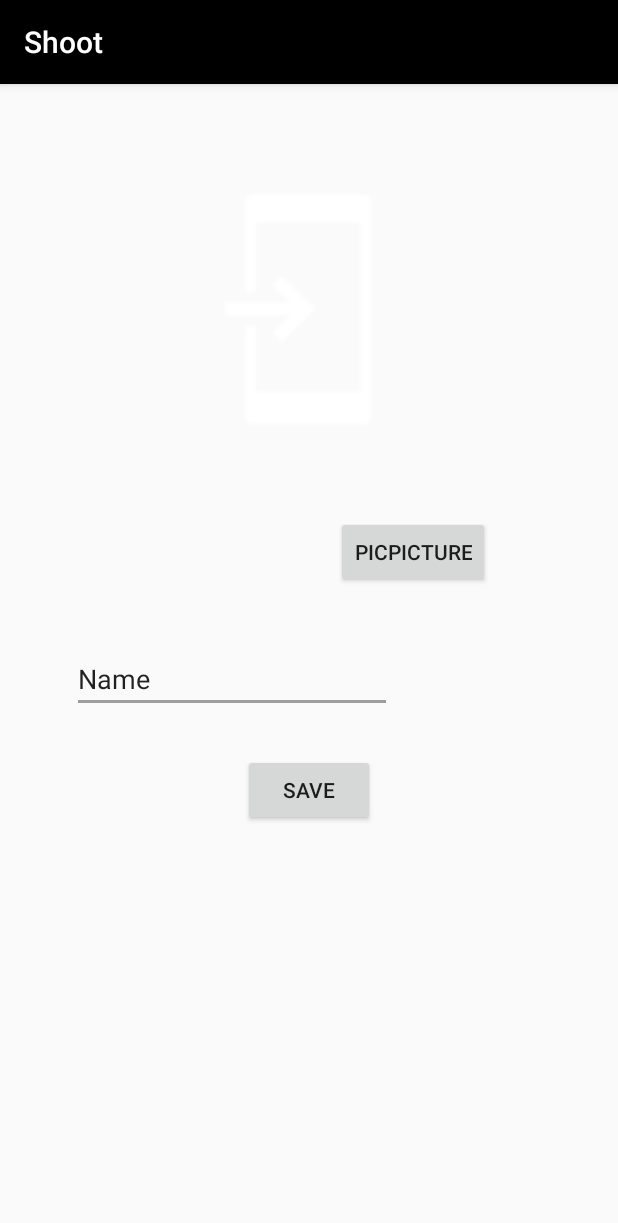
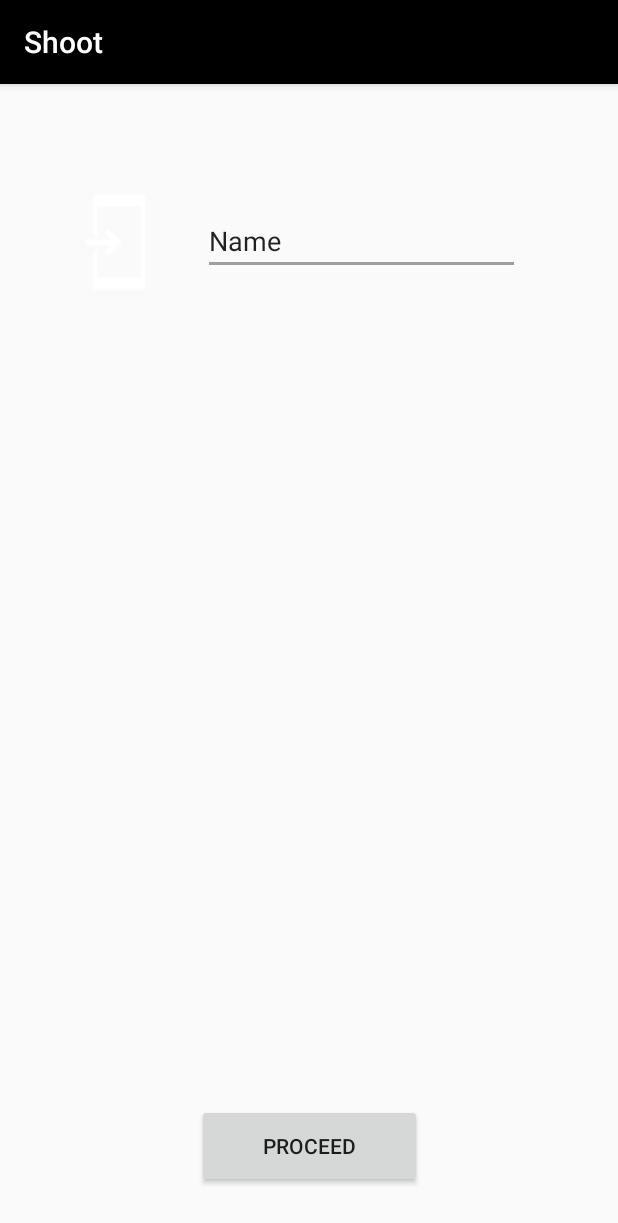
Before and after one commit to AgencyApp/ShootApp, an Android app: the screen it shows after launch once a user with an empty profile is signed in (UserProfileActivity), on a phone screen of 412 x 824 dp. Shown: the top 1223 px of the screen. Run offline under Robolectric (Android 15) with nearby library versions, the phone set to English and light mode, and no system bars; our stand-ins replace Firebase (no records; nobody signed in at launch, a user with empty details on screens opened directly); libraries missing offline, so code that uses them is left out: com.firebase.ui, com.vansuita.pickimage.

Commit message:
Merge branch 'master' of https://github.com/AgencyApp/ShootApp
# Conflicts:
#	app/build.gradle
#	app/src/main/AndroidManifest.xml
#	app/src/main/res/layout/activity_camera.xml

```diff
--- a/app/src/main/AndroidManifest.xml
+++ b/app/src/main/AndroidManifest.xml
@@ -1,12 +1,14 @@
 <?xml version="1.0" encoding="utf-8"?>
 <manifest xmlns:android="http://schemas.android.com/apk/res/android"
     xmlns:tools="http://schemas.android.com/tools"
-    xmlns:andrid="http://schemas.android.com/apk/res-auto"
 
     package="com.theshootapp.world">
 
     <uses-permission android:name="android.permission.WRITE_EXTERNAL_STORAGE" />
     <uses-permission android:name="android.permission.CAMERA" />
+    <uses-permission android:name="android.permission.INTERNET" />
+    <uses-permission android:name="android.permission.RECORD_AUDIO" />
+
 
     <uses-feature android:name="android.hardware.camera" />
 
@@ -17,9 +19,11 @@
         android:roundIcon="@mipmap/ic_launcher_round"
         android:supportsRtl="true"
         android:theme="@style/AppTheme">
+
         <activity android:name=".Activities.MainCameraActivity"></activity>
         <activity android:name=".Activities.PictureDisplay" />
         <activity android:name=".Activities.VideoCameraActivity" />
+        <activity android:name=".Activities.MomentActivity" />
         <activity android:name=".Activities.VideoPreviewActivity" />
         <activity android:name=".Activities.LoginActivity">
             <intent-filter>
@@ -37,7 +41,7 @@
             tools:replace="android:authorities">
             <meta-data
                 android:name="android.support.FILE_PROVIDER_PATHS"
-                andrid:resource="@xml/picker_provider_paths" />
+                android:resource="@xml/picker_provider_paths" />
         </provider>
 
     </application>
--- a/app/src/main/java/com/theshootapp/world/Activities/MainCameraActivity.java
+++ b/app/src/main/java/com/theshootapp/world/Activities/MainCameraActivity.java
@@ -80,6 +80,11 @@ public class MainCameraActivity extends AppCompatActivity {
         startActivity(new Intent(this, MomentActivity.class));
     }
 
+    public void onVideoClick(View v)
+    {
+        startActivity(new Intent(this,VideoCameraActivity.class));
+    }
+
     public String writeToFile(byte[] array)
     {
         try
--- a/app/src/main/res/layout/activity_camera.xml
+++ b/app/src/main/res/layout/activity_camera.xml
@@ -106,6 +106,7 @@
         android:layout_marginBottom="16dp"
         android:layout_marginStart="16dp"
         android:background="@null"
+        android:onClick="onVideoClick"
         android:scaleType="fitCenter"
         android:visibility="visible"
         app:layout_constraintBottom_toBottomOf="parent"
--- a/app/src/main/res/layout/activity_user_profile.xml
+++ b/app/src/main/res/layout/activity_user_profile.xml
@@ -8,51 +8,37 @@
 
     <ImageView
         android:id="@+id/UserProfileImage"
-        android:layout_width="200dp"
-        android:layout_height="200dp"
-        android:layout_marginEnd="92dp"
-        android:layout_marginStart="92dp"
-        android:layout_marginTop="50dp"
-        app:layout_constraintEnd_toEndOf="parent"
+        android:layout_width="95dp"
+        android:layout_height="83dp"
+        android:layout_marginStart="32dp"
+        android:layout_marginTop="64dp"
+        android:onClick="onPicClick"
         app:layout_constraintStart_toStartOf="parent"
         app:layout_constraintTop_toTopOf="parent"
         app:srcCompat="@drawable/common_full_open_on_phone" />
 
-    <Button
-        android:id="@+id/PicturePic"
-        android:layout_width="wrap_content"
-        android:layout_height="wrap_content"
-        android:layout_marginEnd="85dp"
-        android:layout_marginTop="38dp"
-        android:onClick="onPicClick"
-        android:text="PicPicture"
-        app:layout_constraintEnd_toEndOf="parent"
-        app:layout_constraintTop_toBottomOf="@+id/UserProfileImage" />
-
     <EditText
         android:id="@+id/UserProfileName"
-        android:layout_width="wrap_content"
-        android:layout_height="wrap_content"
-        android:layout_marginEnd="136dp"
-        android:layout_marginStart="33dp"
-        android:layout_marginTop="38dp"
+        android:layout_width="211dp"
+        android:layout_height="45dp"
+        android:layout_marginStart="8dp"
+        android:layout_marginTop="82dp"
         android:ems="10"
         android:inputType="textPersonName"
         android:text="Name"
-        app:layout_constraintEnd_toEndOf="parent"
-        app:layout_constraintStart_toStartOf="parent"
-        app:layout_constraintTop_toBottomOf="@+id/PicturePic" />
+        app:layout_constraintStart_toEndOf="@+id/UserProfileImage"
+        app:layout_constraintTop_toTopOf="parent" />
 
     <Button
         android:id="@+id/UserProfileSave"
-        android:layout_width="wrap_content"
-        android:layout_height="wrap_content"
+        android:layout_width="150dp"
+        android:layout_height="56dp"
+        android:layout_marginBottom="32dp"
         android:layout_marginEnd="148dp"
         android:layout_marginStart="148dp"
-        android:layout_marginTop="27dp"
         android:onClick="onSaveClick"
-        android:text="Save"
+        android:text="Proceed"
+        app:layout_constraintBottom_toBottomOf="parent"
         app:layout_constraintEnd_toEndOf="parent"
-        app:layout_constraintStart_toStartOf="parent"
-        app:layout_constraintTop_toBottomOf="@+id/UserProfileName" />
+        app:layout_constraintStart_toStartOf="parent" />
 </android.support.constraint.ConstraintLayout>
```
